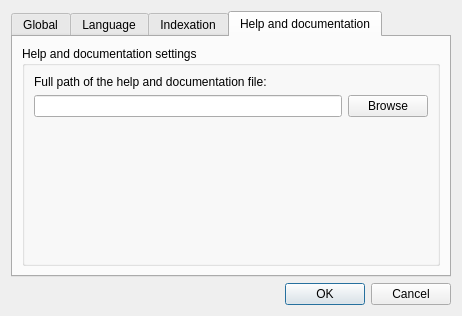
Before: the Qt Designer form ui/gui/resources/preferences.ui in halbbob/dff, drawn with Qt 5.
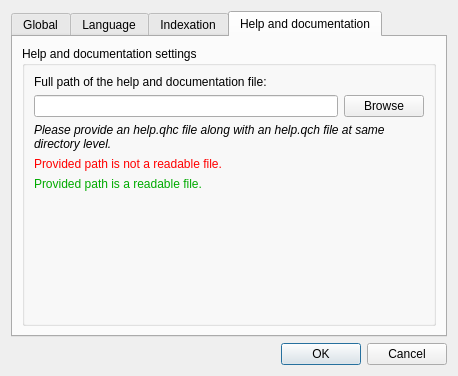
After: the same form once the commit is applied. The open tabs and pages were chosen to show the change. Icons and pictures are not drawn.

Commit message: Configuration update. Checkboxes/states and path have default values or are fetched from a .ini file. Help/documentation filepath managed from preferences. No footprint mode (default) works well. Add a --config to provide a configuration file instead of defaut one.

```diff
--- a/ui/gui/resources/preferences.ui
+++ b/ui/gui/resources/preferences.ui
@@ -6,8 +6,8 @@
    <rect>
     <x>0</x>
     <y>0</y>
-    <width>462</width>
-    <height>316</height>
+    <width>458</width>
+    <height>376</height>
    </rect>
   </property>
   <property name="windowTitle">
@@ -333,38 +333,145 @@
          <property name="title">
           <string>Help and documentation settings</string>
          </property>
-         <layout class="QGridLayout" name="gridLayout_6">
-          <item row="0" column="0" colspan="2">
+         <layout class="QVBoxLayout" name="verticalLayout_9">
+          <item>
            <widget class="QLabel" name="docAndHelpFullPathLabel">
             <property name="text">
              <string>Full path of the help and documentation file:</string>
             </property>
            </widget>
           </item>
-          <item row="1" column="0">
-           <widget class="QLineEdit" name="docAndHelpFullPath"/>
+          <item>
+           <layout class="QHBoxLayout" name="horizontalLayout_2">
+            <item>
+             <widget class="QLineEdit" name="docAndHelpFullPath"/>
+            </item>
+            <item>
+             <widget class="QPushButton" name="docAndHelpBrowse">
+              <property name="text">
+               <string>Browse</string>
+              </property>
+             </widget>
+            </item>
+           </layout>
           </item>
-          <item row="1" column="1">
-           <widget class="QPushButton" name="docAndHelpBrowse">
+          <item>
+           <widget class="QLabel" name="label_6">
+            <property name="font">
+             <font>
+              <italic>true</italic>
+             </font>
+            </property>
             <property name="text">
-             <string>Browse</string>
+             <string>Please provide an help.qhc file along with an help.qch file at same directory level.</string>
             </property>
+            <property name="wordWrap">
+             <bool>true</bool>
+            </property>
            </widget>
           </item>
-          <item row="2" column="0">
-           <spacer name="horizontalSpacer_3">
-            <property name="orientation">
-             <enum>Qt::Horizontal</enum>
+          <item>
+           <widget class="QLabel" name="helpNOK">
+            <property name="palette">
+             <palette>
+              <active>
+               <colorrole role="WindowText">
+                <brush brushstyle="SolidPattern">
+                 <color alpha="255">
+                  <red>255</red>
+                  <green>0</green>
+                  <blue>0</blue>
+                 </color>
+                </brush>
+               </colorrole>
+              </active>
+              <inactive>
+               <colorrole role="WindowText">
+                <brush brushstyle="SolidPattern">
+                 <color alpha="255">
+                  <red>255</red>
+                  <green>0</green>
+                  <blue>0</blue>
+                 </color>
+                </brush>
+               </colorrole>
+              </inactive>
+              <disabled>
+               <colorrole role="WindowText">
+                <brush brushstyle="SolidPattern">
+                 <color alpha="255">
+                  <red>106</red>
+                  <green>104</green>
+                  <blue>100</blue>
+                 </color>
+                </brush>
+               </colorrole>
+              </disabled>
+             </palette>
             </property>
-            <property name="sizeHint" stdset="0">
-             <size>
-              <width>314</width>
-              <height>20</height>
-             </size>
+            <property name="text">
+             <string>Provided path is not a readable file.</string>
             </property>
-           </spacer>
+            <property name="wordWrap">
+             <bool>true</bool>
+            </property>
+           </widget>
           </item>
-          <item row="2" column="1">
+          <item>
+           <widget class="QLabel" name="helpOK">
+            <property name="palette">
+             <palette>
+              <active>
+               <colorrole role="WindowText">
+                <brush brushstyle="SolidPattern">
+                 <color alpha="255">
+                  <red>0</red>
+                  <green>170</green>
+                  <blue>0</blue>
+                 </color>
+                </brush>
+               </colorrole>
+              </active>
+              <inactive>
+               <colorrole role="WindowText">
+                <brush brushstyle="SolidPattern">
+                 <color alpha="255">
+                  <red>0</red>
+                  <green>170</green>
+                  <blue>0</blue>
+                 </color>
+                </brush>
+               </colorrole>
+              </inactive>
+              <disabled>
+               <colorrole role="WindowText">
+                <brush brushstyle="SolidPattern">
+                 <color alpha="255">
+                  <red>106</red>
+                  <green>104</green>
+                  <blue>100</blue>
+                 </color>
+                </brush>
+               </colorrole>
+              </disabled>
+             </palette>
+            </property>
+            <property name="font">
+             <font>
+              <weight>50</weight>
+              <italic>false</italic>
+              <bold>false</bold>
+             </font>
+            </property>
+            <property name="text">
+             <string>Provided path is a readable file.</string>
+            </property>
+            <property name="wordWrap">
+             <bool>true</bool>
+            </property>
+           </widget>
+          </item>
+          <item>
            <spacer name="verticalSpacer_4">
             <property name="orientation">
              <enum>Qt::Vertical</enum>
```
Left out of the diff: 239 changed lines with no effect on the pictures. The commit also changes 13 other files.
